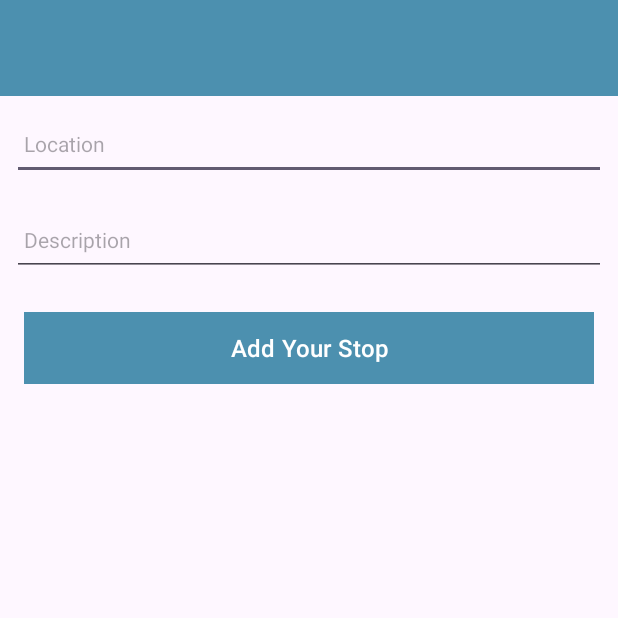
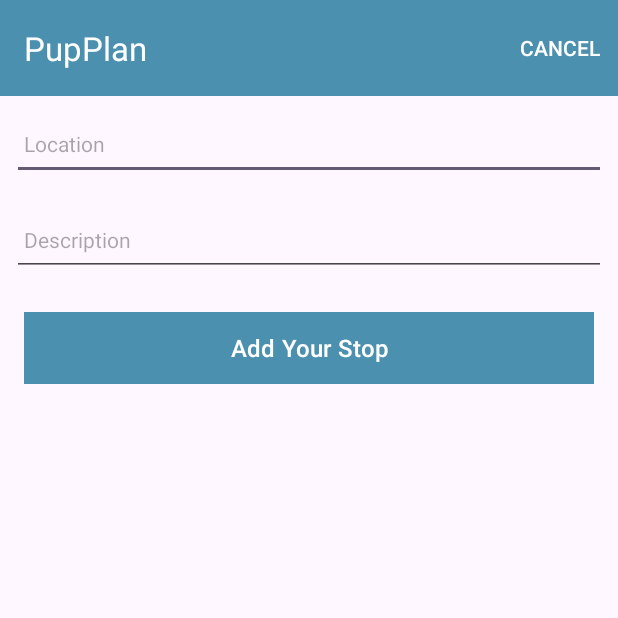
Before and after one commit to ECCooney/PupPlan, an Android app: the screen it shows after launch (LocationActivity), after a tap on "Add", on a phone screen of 412 x 824 dp, the top half of it. Run offline under Robolectric (Android 15) with nearby library versions, the light colour scheme and no system bars; our stand-ins replace Timber; 2 statements that could not run were skipped.

Commit message:
Stores created and single location view started

```diff
--- a/app/src/main/AndroidManifest.xml
+++ b/app/src/main/AndroidManifest.xml
@@ -14,7 +14,7 @@
         android:theme="@style/Theme.PupPlan"
         tools:targetApi="31">
         <activity
-            android:name=".Activities.LocationsListActivity"
+            android:name=".activities.LocationListActivity"
             android:exported="true">
             <intent-filter>
                 <action android:name="android.intent.action.MAIN" />
@@ -25,7 +25,7 @@
                 android:value="" />
         </activity>
         <activity
-            android:name=".Activities.LocationActivity"
+            android:name=".activities.LocationActivity"
             android:exported="true">
             <meta-data android:name="android.app.lib_name"
                 android:value="" />
--- a/app/src/main/java/ie/setu/pupplan/Activities/LocationActivity.kt
+++ b/app/src/main/java/ie/setu/pupplan/activities/LocationActivity.kt
@@ -1,18 +1,21 @@
-package ie.setu.pupplan.Activities
+package ie.setu.pupplan.activities
 
 import androidx.appcompat.app.AppCompatActivity
 import android.os.Bundle
+import android.view.Menu
+import android.view.MenuItem
 import com.google.android.material.snackbar.Snackbar
-import ie.setu.pupplan.Models.LocationModel
-import ie.setu.pupplan.databinding.ActivityPupplanBinding
+import ie.setu.pupplan.R
+import ie.setu.pupplan.models.LocationModel
+import ie.setu.pupplan.databinding.ActivityLocationBinding
 import ie.setu.pupplan.main.MainApp
 import timber.log.Timber.i
 
 class LocationActivity : AppCompatActivity() {
 
-//    View Binding initiated to link module to layout file activity_pupplan.xml
-//    ActivityPupplanBinding is autogenerated class that just needs to be imported, as binding is switched on in build.gradle
-    private lateinit var binding: ActivityPupplanBinding
+//    View Binding initiated to link module to layout file activity_location.xml
+//    ActivityLocationBinding is autogenerated class that just needs to be imported, as binding is switched on in build.gradle
+    private lateinit var binding: ActivityLocationBinding
 
 //    bring in data model
     var location = LocationModel()
@@ -23,22 +26,21 @@ class LocationActivity : AppCompatActivity() {
     override fun onCreate(savedInstanceState: Bundle?) {
         super.onCreate(savedInstanceState)
 //     inflater takes an XML file as input and builds the View objects from it
-        binding = ActivityPupplanBinding.inflate(layoutInflater)
+        binding = ActivityLocationBinding.inflate(layoutInflater)
         setContentView(binding.root)
+//    enable the toolbar
+        binding.toolbarAdd.title = title
+        setSupportActionBar(binding.toolbarAdd)
+
 //initialising the main class
         app = application as MainApp
-        i("Pupplan Activity started...")
+        i("Location Activity started...")
 
         binding.btnAdd.setOnClickListener(){
             location.title = binding.locationTitle.text.toString()
             location.description = binding.locationDescription.text.toString()
             if (location.title.isNotEmpty()) {
-                app.locations.add(location.copy())
-//              logging from Timber in mainapp
-                i("add Button Pressed: $location")
-//                iterates through the indices of the locations list and logs a message for each location, including its index within the list. It will print the location and its corresponding index.
-                for (i in app.locations.indices)
-                { i("Location[$i]:${this.app.locations[i]}") }
+                app.locations.create(location.copy())
                 setResult(RESULT_OK)
                 finish()
             }
@@ -49,4 +51,19 @@ class LocationActivity : AppCompatActivity() {
             }
         }
     }
+
+    // inflate the menu:
+    override fun onCreateOptionsMenu(menu: Menu): Boolean {
+        menuInflater.inflate(R.menu.menu_location, menu)
+        return super.onCreateOptionsMenu(menu)
+    }
+
+    override fun onOptionsItemSelected(item: MenuItem): Boolean {
+        when (item.itemId) {
+            R.id.item_cancel -> {
+                finish()
+            }
+        }
+        return super.onOptionsItemSelected(item)
+    }
 }
--- a/app/src/main/java/ie/setu/pupplan/Activities/LocationListActivity.kt
+++ b/app/src/main/java/ie/setu/pupplan/activities/LocationListActivity.kt
@@ -1,31 +1,29 @@
-package ie.setu.pupplan.Activities
+package ie.setu.pupplan.activities
 
 import android.app.Activity
 import android.content.Intent
 import androidx.appcompat.app.AppCompatActivity
 import android.os.Bundle
-import android.view.LayoutInflater
 import android.view.Menu
 import android.view.MenuItem
-import android.view.ViewGroup
 import androidx.activity.result.contract.ActivityResultContracts
 import androidx.recyclerview.widget.LinearLayoutManager
-import androidx.recyclerview.widget.RecyclerView
-import ie.setu.pupplan.Models.LocationModel
 import ie.setu.pupplan.R
-import ie.setu.pupplan.databinding.ActivityLocationsListBinding
-import ie.setu.pupplan.databinding.CardLocationBinding
+import ie.setu.pupplan.adapters.LocationAdapter
+import ie.setu.pupplan.adapters.LocationListener
+import ie.setu.pupplan.databinding.ActivityLocationListBinding
 import ie.setu.pupplan.main.MainApp
+import ie.setu.pupplan.models.LocationModel
 
-class LocationsListActivity : AppCompatActivity(){
+class LocationListActivity : AppCompatActivity(), LocationListener {
 //retrieving a reference to mainapp
     lateinit var app: MainApp
-    private lateinit var binding: ActivityLocationsListBinding
+    private lateinit var binding: ActivityLocationListBinding
 
 //override rules are available here for clarity https://www.geeksforgeeks.org/overriding-rules-in-kotlin/
     override fun onCreate(savedInstanceState: Bundle?) {
         super.onCreate(savedInstanceState)
-        binding = ActivityLocationsListBinding.inflate(layoutInflater)
+        binding = ActivityLocationListBinding.inflate(layoutInflater)
         setContentView(binding.root)
         //enabling the action bar for the top menu
         binding.toolbar.title = title
@@ -36,7 +34,7 @@ class LocationsListActivity : AppCompatActivity(){
 
         val layoutManager = LinearLayoutManager(this)
         binding.recyclerView.layoutManager = layoutManager
-        binding.recyclerView.adapter = LocationAdapter(app.locations)
+        binding.recyclerView.adapter = LocationAdapter(app.locations.findAll(), this)
 
     }
 //    override the method to load the menu resource:
@@ -62,38 +60,23 @@ class LocationsListActivity : AppCompatActivity(){
         ) {
             if (it.resultCode == Activity.RESULT_OK) {
                 (binding.recyclerView.adapter)?.
-                notifyItemRangeChanged(0,app.locations.size)
+                notifyItemRangeChanged(0,app.locations.findAll().size)
             }
         }
-}
-// below class is designed to work with a RecyclerView to display a
-// list of LocationModel objects in a user interface.
-// It handles creating view holders, binding data to them, and determining the number of items in the list.
-// To use this adapter, you would typically set it as
-// the adapter for a RecyclerView and provide a list of LocationModel objects to display.
-class LocationAdapter constructor(private var locations: List<LocationModel>) :
-    RecyclerView.Adapter<LocationAdapter.MainHolder>() {
 
-    override fun onCreateViewHolder(parent: ViewGroup, viewType: Int): MainHolder {
-        val binding = CardLocationBinding
-            .inflate(LayoutInflater.from(parent.context), parent, false)
-
-        return MainHolder(binding)
+    override fun onLocationClick(location: LocationModel) {
+        val launcherIntent = Intent(this, LocationActivity::class.java)
+        getClickResult.launch(launcherIntent)
     }
 
-    override fun onBindViewHolder(holder: MainHolder, position: Int) {
-        val location = locations[holder.adapterPosition]
-        holder.bind(location)
-    }
+    private val getClickResult =
+        registerForActivityResult(
+            ActivityResultContracts.StartActivityForResult()
+        ) {
+            if (it.resultCode == Activity.RESULT_OK) {
+                (binding.recyclerView.adapter)?.
+                notifyItemRangeChanged(0,app.locations.findAll().size)
+            }
+        }
 
-    override fun getItemCount(): Int = locations.size
-
-    class MainHolder(private val binding : CardLocationBinding) :
-        RecyclerView.ViewHolder(binding.root) {
-
-        fun bind(location: LocationModel) {
-            binding.locationTitle.text = location.title
-            binding.description.text = location.description
-        }
-    }
 }
--- /dev/null
+++ b/app/src/main/java/ie/setu/pupplan/adapters/LocationAdapter.kt
@@ -0,0 +1,47 @@
+package ie.setu.pupplan.adapters
+
+import android.view.LayoutInflater
+import android.view.ViewGroup
+import androidx.recyclerview.widget.RecyclerView
+import ie.setu.pupplan.databinding.CardLocationBinding
+import ie.setu.pupplan.models.LocationModel
+
+//interface will represent click events on a location Card,
+// and allow us to abstract the response to this event
+interface LocationListener {
+    fun onLocationClick(location: LocationModel)
+}
+
+// below class is designed to work with a RecyclerView to display a
+// list of LocationModel objects in a user interface.
+// It handles creating view holders, binding data to them, and determining the number of items in the list.
+// To use this adapter, you would typically set it as
+// the adapter for a RecyclerView and provide a list of LocationModel objects to display.
+class LocationAdapter constructor(private var locations: List<LocationModel>,
+                                  private val listener: LocationListener) :
+    RecyclerView.Adapter<LocationAdapter.MainHolder>() {
+
+    override fun onCreateViewHolder(parent: ViewGroup, viewType: Int): MainHolder {
+        val binding = CardLocationBinding
+            .inflate(LayoutInflater.from(parent.context), parent, false)
+
+        return MainHolder(binding)
+    }
+
+    override fun onBindViewHolder(holder: MainHolder, position: Int) {
+        val location = locations[holder.adapterPosition]
+        holder.bind(location, listener)
+    }
+
+    override fun getItemCount(): Int = locations.size
+
+    class MainHolder(private val binding : CardLocationBinding) :
+        RecyclerView.ViewHolder(binding.root) {
+
+        fun bind(location: LocationModel, listener: LocationListener) {
+            binding.locationTitle.text = location.title
+            binding.description.text = location.description
+            binding.root.setOnClickListener { listener.onLocationClick(location) }
+        }
+    }
+}
--- a/app/src/main/java/ie/setu/pupplan/main/MainApp.kt
+++ b/app/src/main/java/ie/setu/pupplan/main/MainApp.kt
@@ -1,20 +1,17 @@
 package ie.setu.pupplan.main
 
 import android.app.Application
-import ie.setu.pupplan.Models.LocationModel
+import ie.setu.pupplan.models.LocationMemStore
 import timber.log.Timber
 import timber.log.Timber.i
 
 class MainApp : Application() {
 
-    val locations = ArrayList<LocationModel>()
+    val locations = LocationMemStore()
     override fun onCreate() {
         super.onCreate()
 //        "plant" Timber tree here for logging
         Timber.plant(Timber.DebugTree())
-        i("Pupplan started")
-        locations.add(LocationModel("One", "About one..."))
-        locations.add(LocationModel("Two", "About two..."))
-        locations.add(LocationModel("Three", "About three..."))
+        i("PupPlan started")
     }
 }
--- /dev/null
+++ b/app/src/main/java/ie/setu/pupplan/models/LocationMemStore.kt
@@ -0,0 +1,19 @@
+package ie.setu.pupplan.models
+
+import timber.log.Timber.i
+
+class LocationMemStore : LocationStore {
+
+    val locations = ArrayList<LocationModel>()
+    override fun findAll(): List<LocationModel> {
+        return locations
+    }
+    override fun create(location: LocationModel) {
+        locations.add(location)
+        logAll()
+    }
+
+    fun logAll() {
+        locations.forEach{ i("${it}") }
+    }
+}
--- a/app/src/main/java/ie/setu/pupplan/Models/LocationModel.kt
+++ b/app/src/main/java/ie/setu/pupplan/models/LocationModel.kt
@@ -1,4 +1,4 @@
-package ie.setu.pupplan.Models
+package ie.setu.pupplan.models
 
 data class LocationModel(var title: String = "",
                          var description: String = "",
--- /dev/null
+++ b/app/src/main/java/ie/setu/pupplan/models/LocationStore.kt
@@ -0,0 +1,6 @@
+package ie.setu.pupplan.models
+
+interface LocationStore {
+    fun findAll(): List<LocationModel>
+    fun create(location: LocationModel)
+}
--- a/app/src/main/res/layout/activity_pupplan.xml
+++ b/app/src/main/res/layout/activity_location.xml
@@ -4,7 +4,7 @@
     xmlns:tools="http://schemas.android.com/tools"
     android:layout_width="match_parent"
     android:layout_height="match_parent"
-    tools:context=".Activities.LocationActivity">
+    tools:context=".activities.LocationActivity">
 
     <RelativeLayout
         android:layout_width="match_parent"
--- a/app/src/main/res/layout/activity_locations_list.xml
+++ b/app/src/main/res/layout/activity_location_list.xml
@@ -5,7 +5,7 @@
     xmlns:tools="http://schemas.android.com/tools"
     android:layout_width="match_parent"
     android:layout_height="match_parent"
-    tools:context="ie.setu.pupplan.Activities.LocationsListActivity">
+    tools:context="ie.setu.pupplan.activities.LocationListActivity">
 
     <com.google.android.material.appbar.AppBarLayout
         android:layout_width="match_parent"
--- /dev/null
+++ b/app/src/main/res/menu/menu_location.xml
@@ -0,0 +1,9 @@
+<?xml version="1.0" encoding="utf-8"?>
+<menu xmlns:android="http://schemas.android.com/apk/res/android"
+    xmlns:app="http://schemas.android.com/apk/res-auto">
+
+    <item
+        android:id="@+id/item_cancel"
+        android:title="@string/menu_cancelLocation"
+        app:showAsAction="always"/>
+</menu>
--- a/app/src/main/res/values/themes.xml
+++ b/app/src/main/res/values/themes.xml
@@ -1,6 +1,6 @@
 <resources xmlns:tools="http://schemas.android.com/tools">
     <!-- Base application theme. -->
-    <style name="Base.Theme.Placemark" parent="Theme.Material3.DayNight.NoActionBar">
+    <style name="Base.Theme.Pupplan" parent="Theme.Material3.DayNight.NoActionBar">
         <!-- Customize your light theme here. -->
         <item name="colorPrimary">@color/colorAccent</item>
         <item name="colorPrimaryVariant">@color/colorPrimaryDark</item>
@@ -11,5 +11,5 @@
         <item name="android:statusBarColor">?attr/colorPrimaryVariant</item>
     </style>
 
-    <style name="Theme.PupPlan" parent="Base.Theme.Placemark" />
+    <style name="Theme.PupPlan" parent="Base.Theme.Pupplan" />
 </resources>
```
